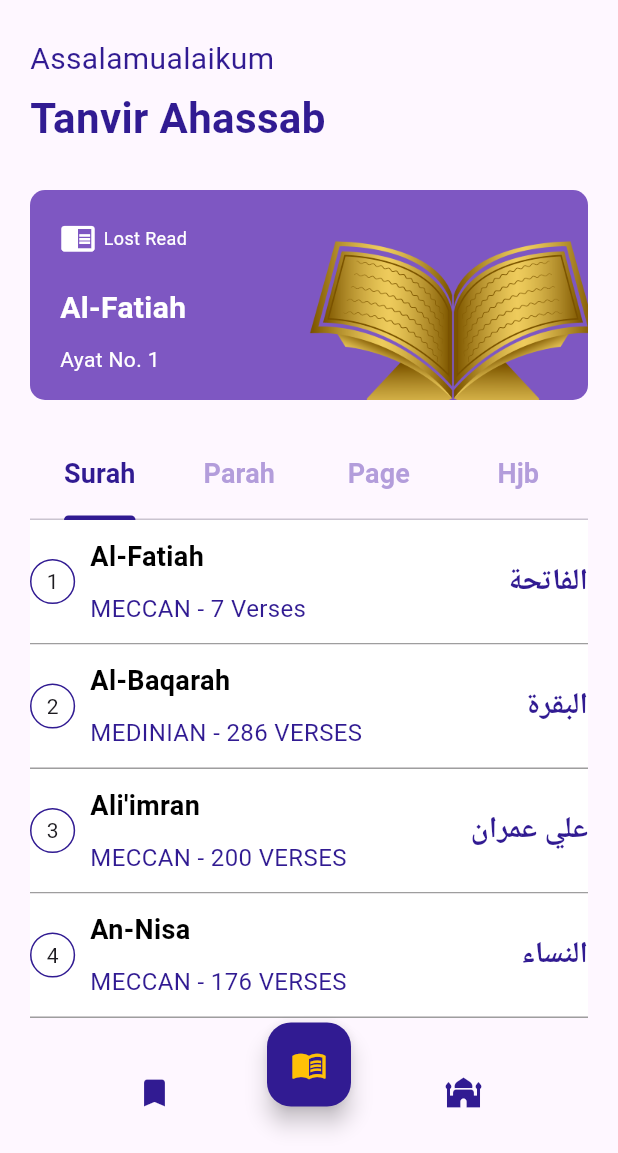
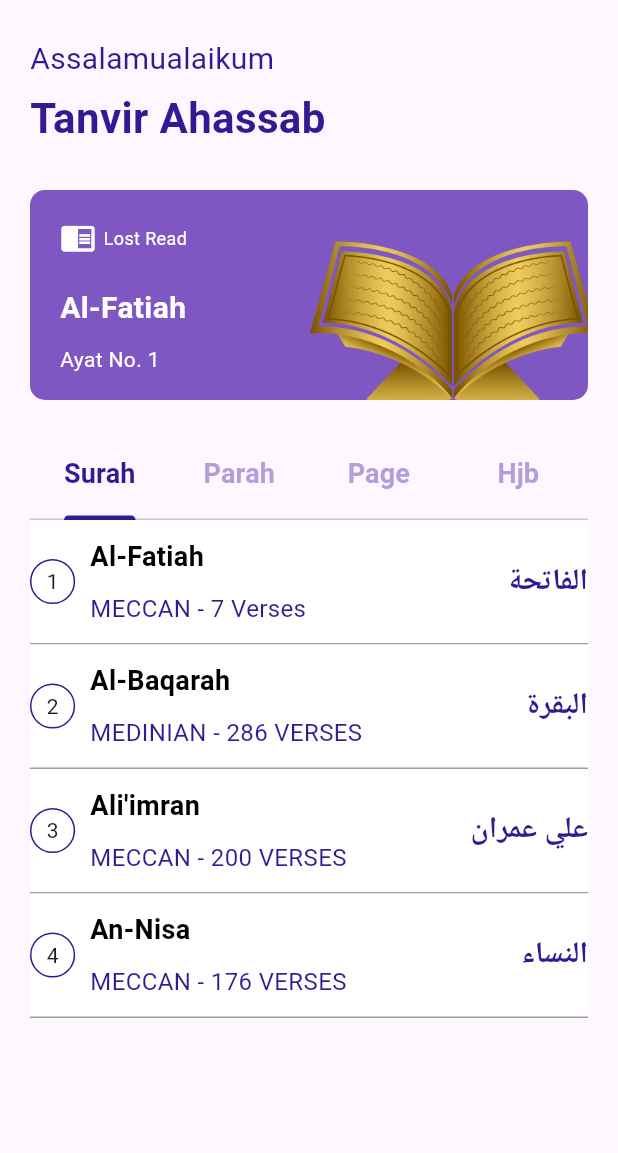
Before and after one commit to Snetzel/quran, a Flutter app: the HomePage screen opened directly, on a phone screen of 412 x 824 dp, the part 83-1236 px from its top. Run offline on Flutter 3.47's test engine with Material 3 defaults, Android fonts, the phone set to English and light mode, and no system bars.

```diff
--- a/lib/pages/getstarted_page.dart
+++ b/lib/pages/getstarted_page.dart
@@ -1,5 +1,5 @@
 import 'package:flutter/material.dart';
-import 'package:quran/pages/home_page.dart';
+import 'package:quran/dashboard.dart';
 
 class GetStarted extends StatefulWidget {
   const GetStarted({super.key});
@@ -61,7 +61,7 @@ class _GetStartedState extends State<GetStarted> {
                         context,
                         MaterialPageRoute(
                           builder: (BuildContext context) {
-                            return const HomePage();
+                            return const DashBoard();
                           },
                         ),
                       );
--- a/lib/pages/home_page.dart
+++ b/lib/pages/home_page.dart
@@ -1,5 +1,5 @@
 import 'package:flutter/material.dart';
-import 'package:quran/tab_bar.dart/surah_page.dart';
+import 'package:quran/tab_bar.dart/surah_tab_bar.dart';
 
 class HomePage extends StatefulWidget {
   const HomePage({super.key});
@@ -21,35 +21,15 @@ class _HomePageState extends State<HomePage>
   @override
   Widget build(BuildContext context) {
     return Scaffold(
-      bottomNavigationBar: BottomNavigationBar(
-        backgroundColor: Colors.transparent,
-        elevation: 0,
-        items: [
-          BottomNavigationBarItem(
-            label: '',
-            icon: Icon(
-              Icons.bookmark,
-              color: Colors.deepPurple[900],
-            ),
-          ),
-          BottomNavigationBarItem(
-            label: '  ',
-            icon: Icon(
-              Icons.mosque,
-              color: Colors.deepPurple[900],
-            ),
-          ),
-        ],
-      ),
-      floatingActionButton: FloatingActionButton(
-        onPressed: () {},
-        backgroundColor: Colors.deepPurple[900],
-        child: const Icon(
-          Icons.menu_book,
-          color: Colors.amber,
-        ),
-      ),
-      floatingActionButtonLocation: FloatingActionButtonLocation.centerDocked,
+      // floatingActionButton: FloatingActionButton(
+      //   onPressed: () {},
+      //   backgroundColor: Colors.deepPurple[900],
+      //   child: const Icon(
+      //     Icons.menu_book,
+      //     color: Colors.amber,
+      //   ),
+      // ),
+      // floatingActionButtonLocation: FloatingActionButtonLocation.centerDocked,
       appBar: AppBar(
         backgroundColor: Colors.transparent,
         elevation: 0,
--- a/lib/tab_bar.dart/surah_page.dart
+++ b/lib/tab_bar.dart/surah_tab_bar.dart
@@ -1,5 +1,5 @@
 import 'package:flutter/material.dart';
-import 'package:quran/pages/surah_detail.dart';
+import 'package:quran/pages/surah_detail_page.dart';
 
 class SurahPage extends StatefulWidget {
   const SurahPage({super.key});
```
Also changed, not shown: lib/dashboard.dart (added, +95 -0 lines), lib/pages/bookmark_page.dart (added, +16 -0 lines), lib/pages/mosque_page.dart (added, +16 -0 lines), lib/pages/surah_detail_page.dart (renamed from lib/pages/surah_detail.dart).
